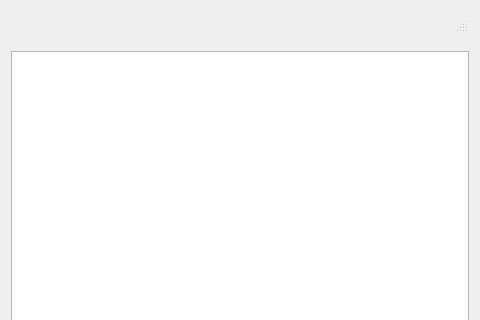
First picture: the form in elitebridge_ui_file/auxmainwindow.ui, repository SaiSawant1/EliteBridgeAdmin, before the edit; both pictures show x 0 to 480 and y 0 to 320 of the 480 by 640 pixel window.
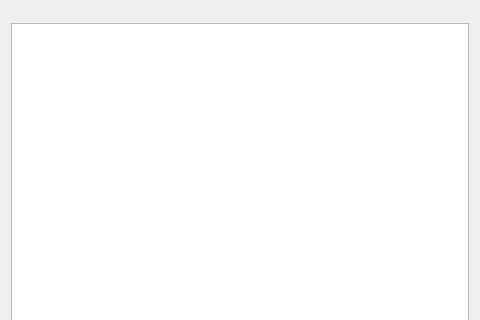
Second picture: the form after the edit.

What changed in the file:
```diff
--- a/elitebridge_ui_file/auxmainwindow.ui
+++ b/elitebridge_ui_file/auxmainwindow.ui
@@ -14,9 +14,6 @@
    <string>Dialog</string>
   </property>
   <layout class="QVBoxLayout" name="verticalLayout_3">
-   <item>
-    <widget class="QStatusBar" name="statusbar"/>
-   </item>
    <item>
     <widget class="QMenuBar" name="menubar"/>
    </item>
```
